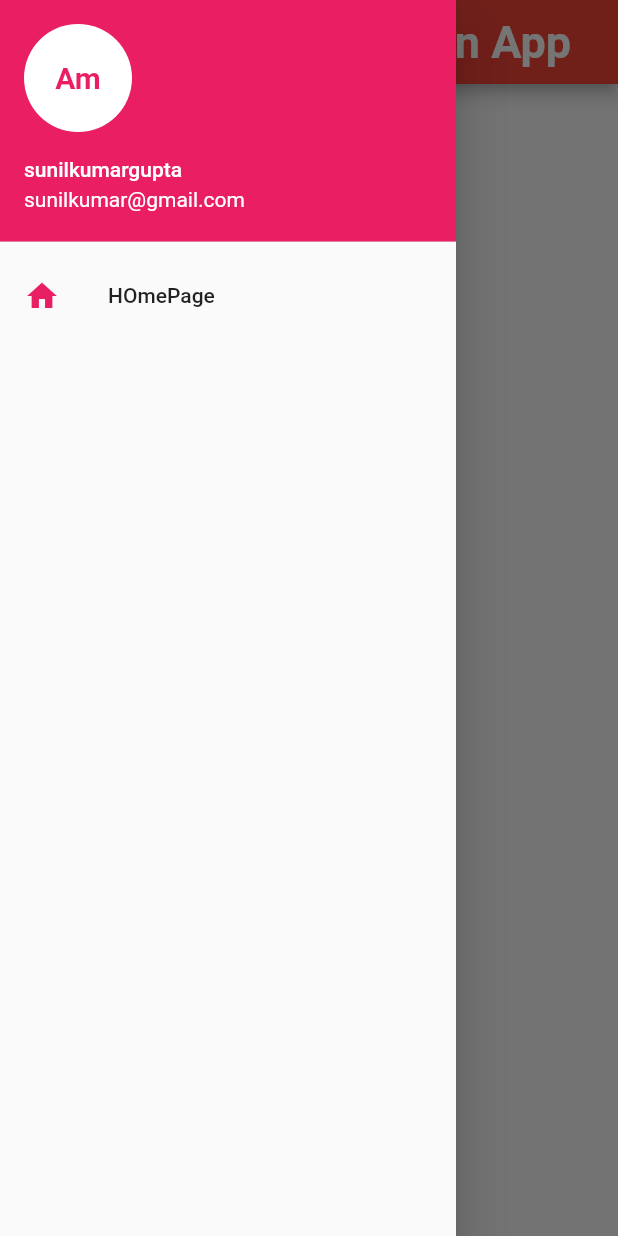
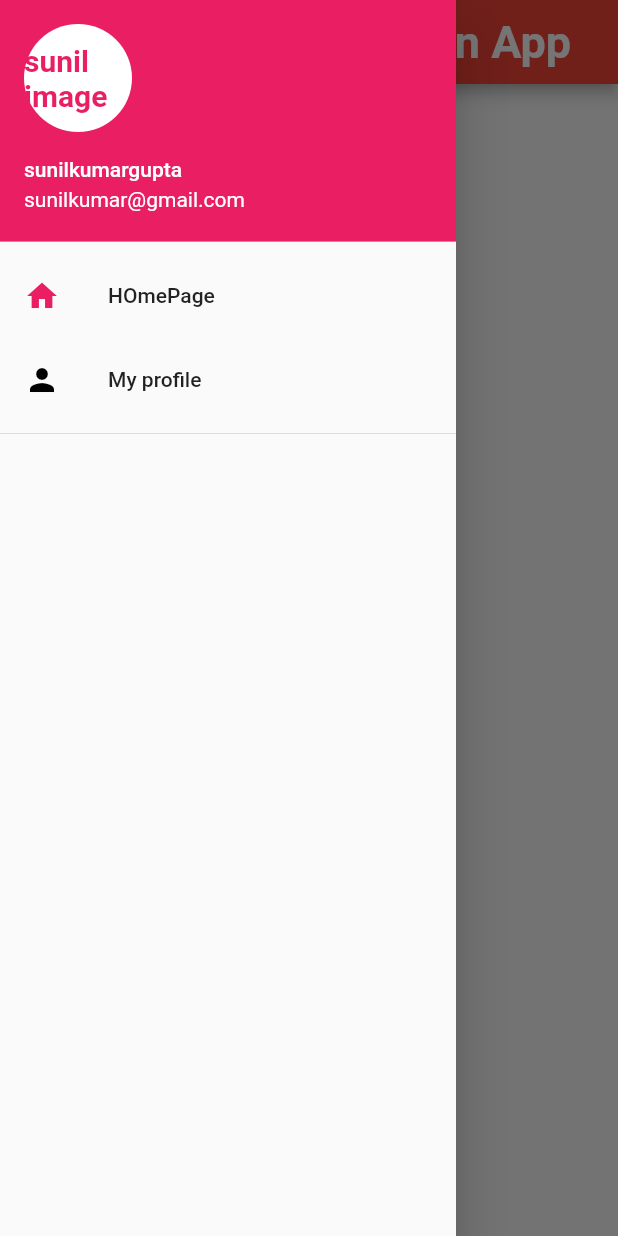
Before and after one commit to Sunil-731820/flutter_navigation_drawer_app, a Flutter app: the screen it shows after launch, with the side drawer open, on a phone screen of 412 x 824 dp. Run offline on Flutter 3.47's test engine with Material 2 defaults, Android fonts, the phone set to English and light mode, and no system bars.

Commit message:
second commit

```diff
--- a/lib/homepage.dart
+++ b/lib/homepage.dart
@@ -21,7 +21,7 @@ class HomePage extends StatelessWidget {
               currentAccountPicture: GestureDetector(
                 child: CircleAvatar(
                   child: Text(
-                    "Am",
+                    "sunil image",
                     style: TextStyle(
                         fontSize: 20,
                         fontWeight: FontWeight.bold,
@@ -40,7 +40,18 @@ class HomePage extends StatelessWidget {
                 leading: Icon(Icons.home, color: Colors.pink),
                 title: Text("HOmePage"),
               ),
-            )
+            ),
+            InkWell(
+              onTap: () {},
+              child: ListTile(
+                onTap: () {
+                  Navigator.popAndPushNamed(context, "/profile");
+                },
+                leading: Icon(Icons.person, color: Colors.black),
+                title: Text("My profile"),
+              ),
+            ),
+            Divider(),
           ],
         ),
       ),
```
